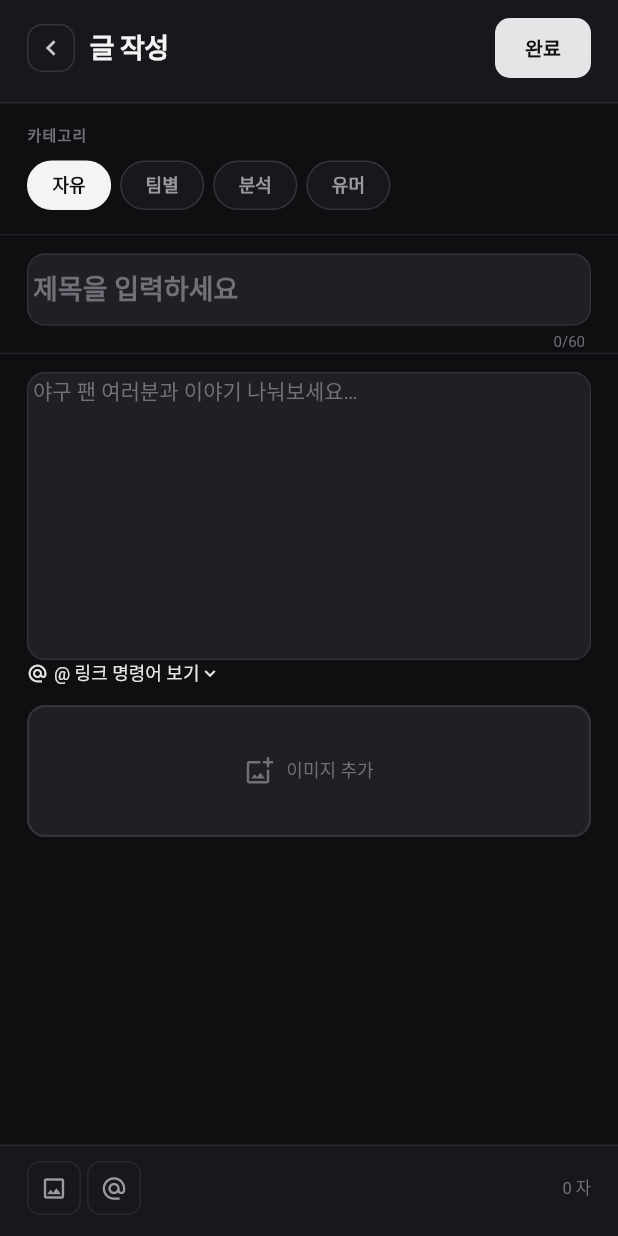
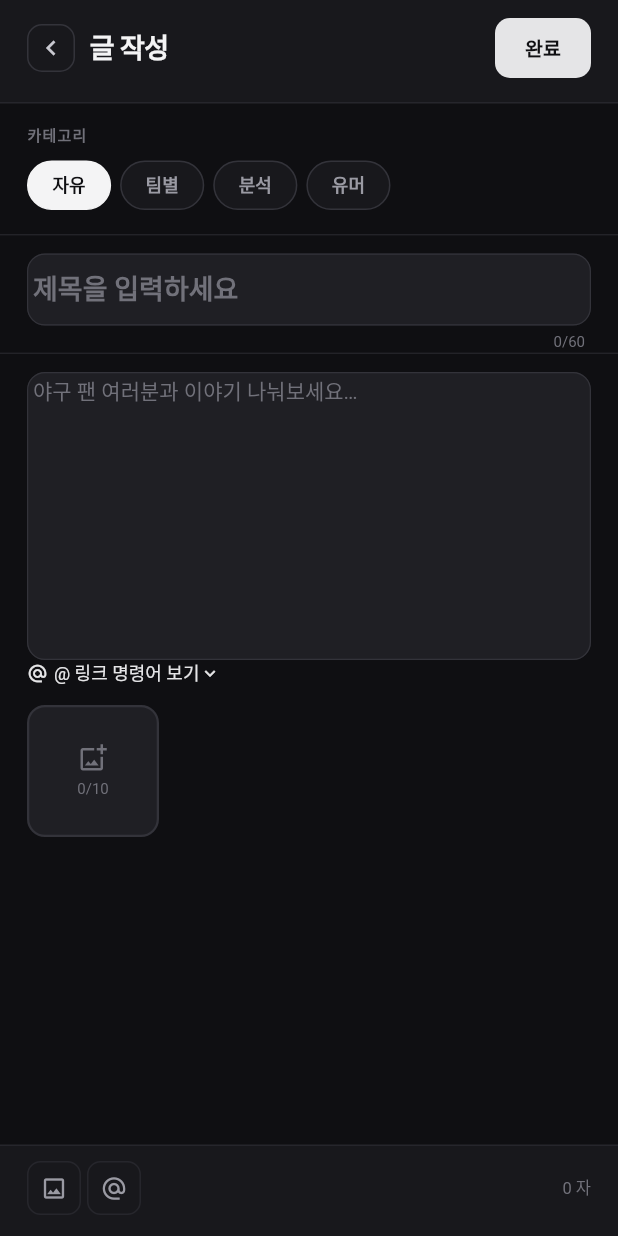
Before and after one commit to Aa26178787/playball, a Flutter app: the CreatePostScreen screen opened directly, after a tap on the "image" icon, on a phone screen of 412 x 824 dp. Run offline on Flutter 3.47's test engine with Material 3 defaults, Android fonts, the phone set to English and light mode, and no system bars; our stand-ins replace cached_network_image, dio, firebase_core, firebase_messaging, fl_chart, flutter_local_notifications and 7 more; missing offline and left inert: add_2_calendar, crop_your_image, dart:html, flutter_inappwebview, photo_manager, webview_flutter_android and 1 more; accounts and stored records are empty; Roboto replaces fonts that are missing (Pretendard).

Commit message:
feat: 커뮤니티 다중 이미지 첨부 + 맛집 구장칩 정렬/페이드
- 다중 이미지 풀스택: posts.image_urls JSONB 컬럼, create/detail 반영(image_url=첫장 호환)
  - 작성: pickMultiImage(최대 10) + 가로 썸네일 스트립(개별 삭제)
  - 상세: image_urls 세로 나열(폴백 image_url)
  - ApiService.createPost imageUrls 파라미터
- 맛집 제안 구장칩: alignment center(세로 중앙) + 양끝 그라디언트 페이드

Co-Authored-By: Claude Opus 4.8 <noreply@anthropic.com>

```diff
--- a/app/lib/api/api_service.dart
+++ b/app/lib/api/api_service.dart
@@ -654,7 +654,7 @@ class ApiService {
 
   static Future<void> createPost(
       String title, String content, String category,
-      {int? teamId, String? imageUrl}) async {
+      {int? teamId, String? imageUrl, List<String>? imageUrls}) async {
     final headers = await authHeaders();
     await _dio.post('/community/posts',
         data: {
@@ -663,6 +663,7 @@ class ApiService {
           'category': category,
           'team_id': ?teamId,
           'image_url': ?imageUrl,
+          'image_urls': ?imageUrls,
         },
         options: Options(headers: headers));
   }
--- a/app/lib/screens/community/create_post_screen.dart
+++ b/app/lib/screens/community/create_post_screen.dart
@@ -35,9 +35,10 @@ class _CreatePostScreenState extends State<CreatePostScreen> {
   String _category = '자유';
   int? _selectedTeamId;
   bool _isLoading = false;
-  File? _imageFile;
   bool _imageUploading = false;
-  String? _uploadedImageUrl;
+  final List<File> _imageFiles = [];
+  final List<String> _uploadedUrls = [];
+  static const _maxImages = 10;
 
   @override
   void dispose() {
@@ -55,21 +56,28 @@ class _CreatePostScreenState extends State<CreatePostScreen> {
   }
 
   Future<void> _pickImage() async {
+    final remaining = _maxImages - _imageFiles.length;
+    if (remaining <= 0) return;
     final picker = ImagePicker();
-    final picked = await picker.pickImage(source: ImageSource.gallery, imageQuality: 80);
-    if (picked == null) return;
-    setState(() { _imageFile = File(picked.path); _uploadedImageUrl = null; _imageUploading = true; });
+    final picked = await picker.pickMultiImage(imageQuality: 80, limit: remaining);
+    if (picked.isEmpty) return;
+    final take = picked.take(remaining).toList();
+    setState(() => _imageUploading = true);
     try {
-      final url = await ApiService.uploadPostImage(picked.path);
-      setState(() { _uploadedImageUrl = url; _imageUploading = false; });
+      for (final x in take) {
+        final url = await ApiService.uploadPostImage(x.path);
+        if (!mounted) return;
+        setState(() { _imageFiles.add(File(x.path)); _uploadedUrls.add(url); });
+      }
     } catch (_) {
-      setState(() { _imageFile = null; _imageUploading = false; });
       if (mounted) ScaffoldMessenger.of(context).showSnackBar(const SnackBar(content: Text('이미지 업로드 실패')));
+    } finally {
+      if (mounted) setState(() => _imageUploading = false);
     }
   }
 
-  void _removeImage() {
-    setState(() { _imageFile = null; _uploadedImageUrl = null; });
+  void _removeImage(int i) {
+    setState(() { _imageFiles.removeAt(i); _uploadedUrls.removeAt(i); });
   }
 
   Future<void> _submit() async {
@@ -93,7 +101,7 @@ class _CreatePostScreenState extends State<CreatePostScreen> {
         _contentController.text.trim(),
         _category,
         teamId: _category == '팀별' ? _selectedTeamId : null,
-        imageUrl: _uploadedImageUrl,
+        imageUrls: _uploadedUrls.isNotEmpty ? _uploadedUrls : null,
       );
       if (mounted) Navigator.pop(context, true);
     } on DioException catch (e) {
@@ -288,47 +296,50 @@ class _CreatePostScreenState extends State<CreatePostScreen> {
               padding: const EdgeInsets.symmetric(horizontal: 18),
               child: _MentionHelpRow(),
             ),
-            // 이미지 첨부
+            // 이미지 첨부 (다중)
             Padding(
               padding: const EdgeInsets.fromLTRB(18, 12, 18, 16),
-              child: _imageFile != null
-                  ? Stack(
-                      alignment: Alignment.topRight,
-                      children: [
-                        ClipRRect(
-                          borderRadius: BorderRadius.circular(Radii.md),
-                          child: _imageUploading
-                              ? Container(
-                                  height: 120,
-                                  width: double.infinity,
-                                  color: cs.paper2,
-                                  child: const Center(child: CircularProgressIndicator()),
-                                )
-                              : Image.file(_imageFile!, height: 120, width: double.infinity, fit: BoxFit.cover),
+              child: SizedBox(
+                height: 88,
+                child: ListView(scrollDirection: Axis.horizontal, children: [
+                  ..._imageFiles.asMap().entries.map((e) => Padding(
+                    padding: const EdgeInsets.only(right: 8),
+                    child: Stack(children: [
+                      ClipRRect(
+                        borderRadius: BorderRadius.circular(Radii.md),
+                        child: Image.file(e.value, height: 88, width: 88, fit: BoxFit.cover),
+                      ),
+                      Positioned(top: 3, right: 3, child: GestureDetector(
+                        onTap: () => _removeImage(e.key),
+                        child: Container(
+                          padding: const EdgeInsets.all(1),
+                          decoration: const BoxDecoration(color: Colors.black54, shape: BoxShape.circle),
+                          child: const Icon(Icons.close, size: 15, color: Colors.white),
                         ),
-                        IconButton(
-                          icon: const Icon(Icons.cancel, color: Colors.white),
-                          tooltip: '이미지 제거',
-                          onPressed: _removeImage,
-                        ),
-                      ],
-                    )
-                  : GestureDetector(
+                      )),
+                    ]),
+                  )),
+                  if (_imageFiles.length < _maxImages)
+                    GestureDetector(
                       onTap: _imageUploading ? null : _pickImage,
                       child: Container(
-                        height: 88,
+                        width: 88, height: 88,
                         decoration: BoxDecoration(
                           color: cs.paper2,
                           border: Border.all(color: cs.line2, width: 1.5),
                           borderRadius: BorderRadius.circular(Radii.md),
                         ),
-                        child: Row(mainAxisAlignment: MainAxisAlignment.center, children: [
-                          Icon(Icons.add_photo_alternate_outlined, size: 20, color: cs.sub),
-                          const SizedBox(width: 8),
-                          Text('이미지 추가', style: TextStyle(fontSize: 12, color: cs.sub)),
-                        ]),
+                        child: _imageUploading
+                            ? const Center(child: SizedBox(width: 20, height: 20, child: CircularProgressIndicator(strokeWidth: 2)))
+                            : Column(mainAxisAlignment: MainAxisAlignment.center, children: [
+                                Icon(Icons.add_photo_alternate_outlined, size: 20, color: cs.sub),
+                                const SizedBox(height: 4),
+                                Text('${_imageFiles.length}/$_maxImages', style: TextStyle(fontSize: 10, color: cs.sub)),
+                              ]),
                       ),
                     ),
+                ]),
+              ),
             ),
           ]),
         )),
@@ -347,9 +358,11 @@ class _CreatePostScreenState extends State<CreatePostScreen> {
               message: '@ 멘션 삽입',
               child: _ToolBtn(icon: Icons.alternate_email, cs: cs, onTap: _insertMention),
             ),
-            if (_uploadedImageUrl != null) ...[
-              const SizedBox(width: 8),
-              const Icon(Icons.check_circle, color: Colors.green, size: 18),
+            if (_uploadedUrls.isNotEmpty) ...[
+              const SizedBox(width: 6),
+              const Icon(Icons.check_circle, color: Colors.green, size: 16),
+              const SizedBox(width: 2),
+              Text('${_uploadedUrls.length}', style: const TextStyle(fontSize: 11, color: Colors.green, fontWeight: FontWeight.w700)),
             ],
             const Spacer(),
             ValueListenableBuilder<TextEditingValue>(
```
Also changed, not shown: app/lib/screens/community/food_add_screen.dart (+14 -2 lines), app/lib/screens/community/post_detail_screen.dart (+16 -10 lines), 1 other file.
